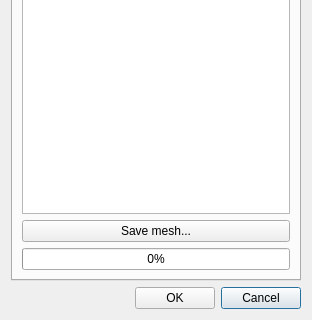
Before: the Qt Designer form core/ui/toolbars/utilities/create_mesh.ui in ibergis/ibergis_qgis_plugin, drawn with Qt 5; both pictures show x 0 to 312 and y 235 to 555 of the 312 by 555 pixel window.
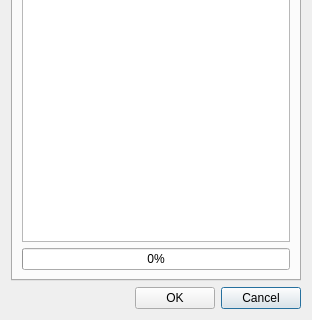
After: the same form once the commit is applied. The open tabs and pages were chosen to show the change.

Commit message: Remove save button from dialog

Patch:
```diff
--- a/core/ui/toolbars/utilities/create_mesh.ui
+++ b/core/ui/toolbars/utilities/create_mesh.ui
@@ -232,12 +232,8 @@
          </property>
         </widget>
        </item>
-       <item row="1" column="0" colspan="2">
-        <widget class="QPushButton" name="btn_save">
-         <property name="text">
-          <string>Save mesh...</string>
-         </property>
-        </widget>
+       <item row="0" column="0" colspan="2">
+        <widget class="QTextEdit" name="txt_infolog"/>
        </item>
       </layout>
      </widget>
```
Left out of the diff: 5 changed lines with no effect on the pictures. The commit also changes 1 other file.
